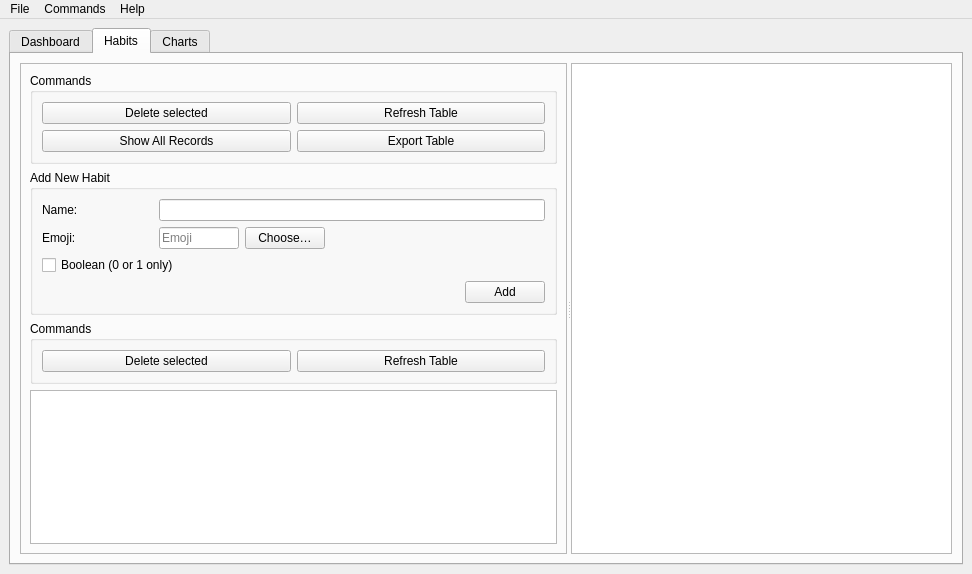
The window that src/harrix_swiss_knife/apps/habits/window.ui (Harrix/harrix-swiss-knife) describes before a commit, drawn with Qt 5.
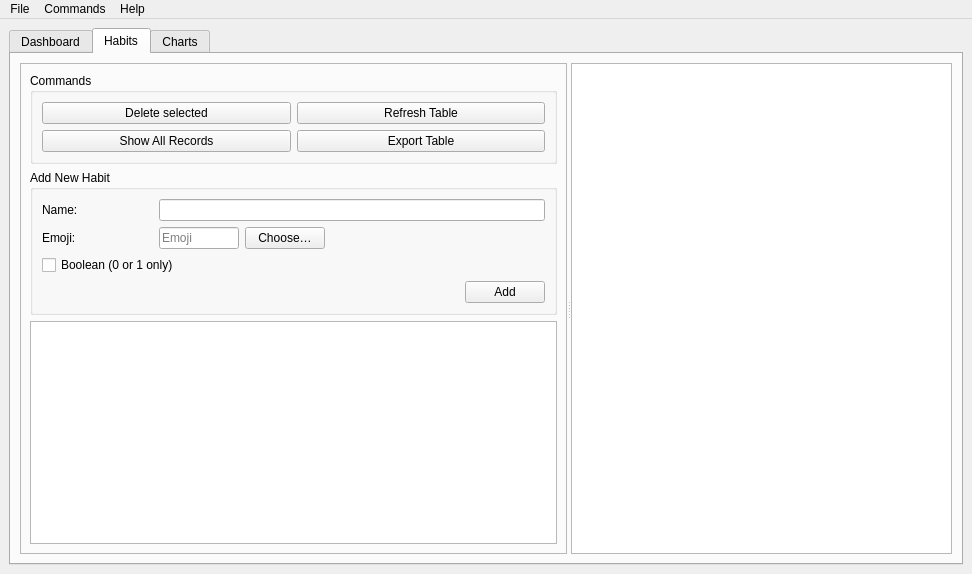
The same window after the commit. The open tabs and pages were chosen to show the change.

Commit message: 🔧 Modify habit delete and refresh to menu commands

```diff
--- a/src/harrix_swiss_knife/apps/habits/window.ui
+++ b/src/harrix_swiss_knife/apps/habits/window.ui
@@ -258,33 +258,6 @@
               </layout>
              </widget>
             </item>
-            <item>
-             <widget class="QGroupBox" name="groupBox_habits_7">
-              <property name="title">
-               <string>Commands</string>
-              </property>
-              <layout class="QVBoxLayout" name="verticalLayout_habits_11">
-               <item>
-                <layout class="QHBoxLayout" name="horizontalLayout_habits_20">
-                 <item>
-                  <widget class="QPushButton" name="pushButton_habits_delete_selected">
-                   <property name="text">
-                    <string>Delete selected</string>
-                   </property>
-                  </widget>
-                 </item>
-                 <item>
-                  <widget class="QPushButton" name="pushButton_habits_refresh_table">
-                   <property name="text">
-                    <string>Refresh Table</string>
-                   </property>
-                  </widget>
-                 </item>
-                </layout>
-               </item>
-              </layout>
-             </widget>
-            </item>
             <item>
              <widget class="QTableView" name="tableView_habits"/>
             </item>
```
Left out of the diff: 12 changed lines with no effect on the pictures. The commit also changes 4 other files.
